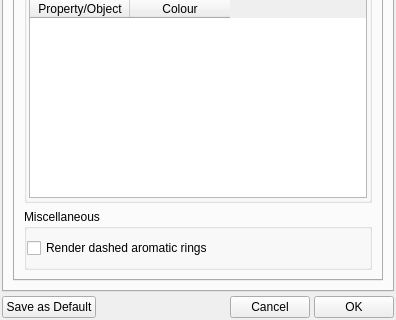
Above: releases/1.6/src/gui/prefs.ui from trisyoungs/aten before the change; both pictures show x 0 to 396 and y 347 to 667 of the 396 by 667 pixel window. Below: the same form after it.
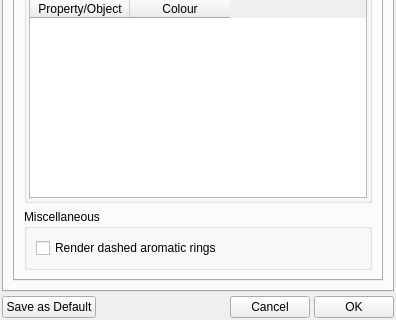
That is the form after the change. The open tabs and pages were chosen to show the change. Icons and pictures are not drawn. Custom widgets are drawn as their Qt base class.

Commit message: Modified debian.changelog to attempt to fix wrong naming of generated packages. Removed random 'leftMargin' property from src/gui/prefs.ui to attempt to fix builds on distros with slightly older Qt (e.g. RHEL_5). Tweaked aten.dsc in the hope of fixing some builds (but which will probably break others).

What changed in the file:
```diff
--- a/releases/1.6/src/gui/prefs.ui
+++ b/releases/1.6/src/gui/prefs.ui
@@ -992,9 +992,6 @@
               <string>Miscellaneous</string>
              </property>
              <layout class="QVBoxLayout" name="verticalLayout_14">
-              <property name="leftMargin">
-               <number>0</number>
-              </property>
               <item>
                <widget class="QCheckBox" name="RenderDashedAromaticsCheck">
                 <property name="text">
```
The commit also changes 3 other files.
